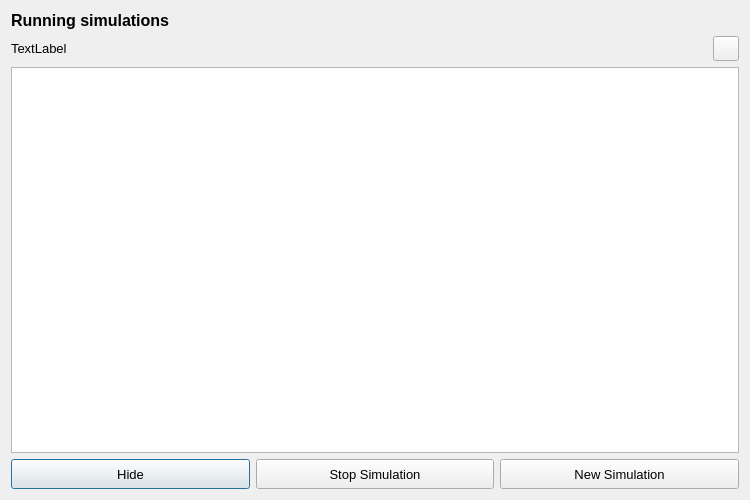
Above: threedi_models_and_simulations/ui/simulation_overview.ui from nens/threedi-api-qgis-client before the change. Below: the same form after it.
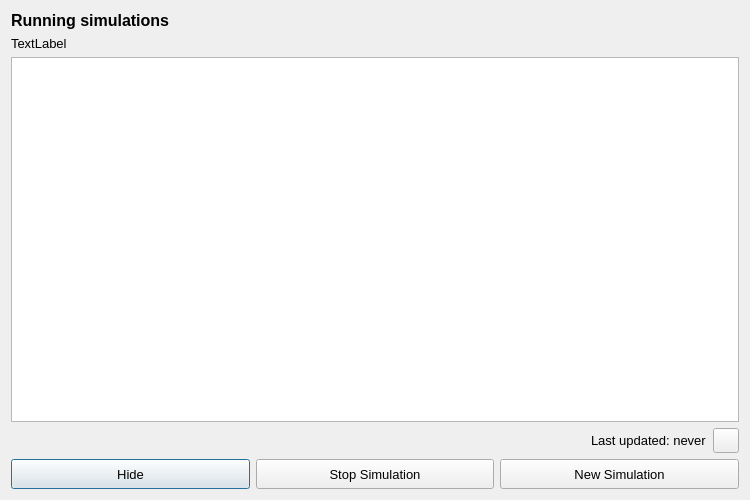
That is the form after the change. Icons and pictures are not drawn.

Commit message: Implementing `last updated` label.

The edit to the form file:
```diff
--- a/threedi_models_and_simulations/ui/simulation_overview.ui
+++ b/threedi_models_and_simulations/ui/simulation_overview.ui
@@ -29,13 +29,6 @@
    <string>Simulation overview</string>
   </property>
   <layout class="QGridLayout" name="gridLayout">
-   <item row="2" column="1" colspan="3">
-    <widget class="QTreeView" name="tv_sim_tree">
-     <property name="editTriggers">
-      <set>QAbstractItemView::NoEditTriggers</set>
-     </property>
-    </widget>
-   </item>
    <item row="1" column="1">
     <widget class="QLabel" name="label_user">
      <property name="text">
@@ -58,7 +51,14 @@
      </property>
     </widget>
    </item>
-   <item row="3" column="1" colspan="3">
+   <item row="2" column="1" colspan="3">
+    <widget class="QTreeView" name="tv_sim_tree">
+     <property name="editTriggers">
+      <set>QAbstractItemView::NoEditTriggers</set>
+     </property>
+    </widget>
+   </item>
+   <item row="4" column="1" colspan="3">
     <layout class="QHBoxLayout" name="horizontalLayout">
      <property name="bottomMargin">
       <number>0</number>
@@ -116,7 +116,32 @@
      </item>
     </layout>
    </item>
-   <item row="1" column="3">
+   <item row="3" column="1" colspan="3">
+    <layout class="QHBoxLayout" name="horizontalLayout_2">
+     <property name="bottomMargin">
+      <number>0</number>
+     </property>
+     <item>
+      <spacer name="horizontalSpacer">
+       <property name="orientation">
+        <enum>Qt::Horizontal</enum>
+       </property>
+       <property name="sizeHint" stdset="0">
+        <size>
+         <width>40</width>
+         <height>20</height>
+        </size>
+       </property>
+      </spacer>
+     </item>
+     <item>
+      <widget class="QLabel" name="label_last_updated">
+       <property name="text">
+        <string>Last updated: never</string>
+       </property>
+      </widget>
+     </item>
+     <item>
     <widget class="QToolButton" name="refresh_btn">
      <property name="toolTip">
       <string>Refresh</string>
@@ -134,6 +159,8 @@
     </widget>
    </item>
   </layout>
+   </item>
+  </layout>
  </widget>
  <tabstops>
   <tabstop>tv_sim_tree</tabstop>
```
Left out of the diff: 1 changed line with no effect on the pictures. Lines whose indentation alone changed are shown as unchanged. The commit also changes 5 other files.
